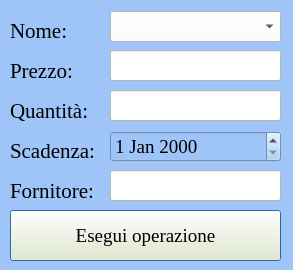
cela1234/ProgettoING, file UI/formAggiungiModificaElementoMagazzino.ui: the form before one commit.
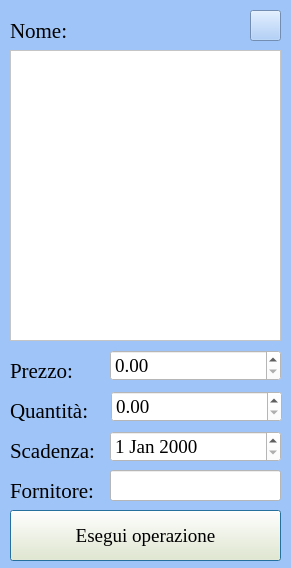
The form after the commit. Icons and pictures are not drawn.

Commit message: fatto l'aggiungi elemento, da continuare aggiungielemento

```diff
--- a/UI/formAggiungiModificaElementoMagazzino.ui
+++ b/UI/formAggiungiModificaElementoMagazzino.ui
@@ -6,8 +6,8 @@
    <rect>
     <x>0</x>
     <y>0</y>
-    <width>293</width>
-    <height>270</height>
+    <width>291</width>
+    <height>568</height>
    </rect>
   </property>
   <property name="windowTitle">
@@ -39,7 +39,7 @@
    <property name="geometry">
     <rect>
      <x>10</x>
-     <y>60</y>
+     <y>360</y>
      <width>101</width>
      <height>21</height>
     </rect>
@@ -58,7 +58,7 @@
    <property name="geometry">
     <rect>
      <x>10</x>
-     <y>100</y>
+     <y>400</y>
      <width>101</width>
      <height>21</height>
     </rect>
@@ -77,7 +77,7 @@
    <property name="geometry">
     <rect>
      <x>10</x>
-     <y>140</y>
+     <y>440</y>
      <width>101</width>
      <height>21</height>
     </rect>
@@ -96,7 +96,7 @@
    <property name="geometry">
     <rect>
      <x>10</x>
-     <y>180</y>
+     <y>480</y>
      <width>101</width>
      <height>21</height>
     </rect>
@@ -115,7 +115,7 @@
    <property name="geometry">
     <rect>
      <x>110</x>
-     <y>170</y>
+     <y>470</y>
      <width>171</width>
      <height>31</height>
     </rect>
@@ -133,74 +133,11 @@
     <string/>
    </property>
   </widget>
-  <widget class="QLineEdit" name="txtQuantita">
-   <property name="geometry">
-    <rect>
-     <x>110</x>
-     <y>90</y>
-     <width>171</width>
-     <height>31</height>
-    </rect>
-   </property>
-   <property name="font">
-    <font>
-     <family>Georgia</family>
-     <pointsize>14</pointsize>
-    </font>
-   </property>
-   <property name="styleSheet">
-    <string notr="true">background-color: rgb(255, 255, 255);</string>
-   </property>
-   <property name="text">
-    <string/>
-   </property>
-  </widget>
-  <widget class="QLineEdit" name="txtPrezzo">
-   <property name="geometry">
-    <rect>
-     <x>110</x>
-     <y>50</y>
-     <width>171</width>
-     <height>31</height>
-    </rect>
-   </property>
-   <property name="font">
-    <font>
-     <family>Georgia</family>
-     <pointsize>14</pointsize>
-    </font>
-   </property>
-   <property name="styleSheet">
-    <string notr="true">background-color: rgb(255, 255, 255);</string>
-   </property>
-   <property name="text">
-    <string/>
-   </property>
-  </widget>
-  <widget class="QComboBox" name="comboBoxNome">
-   <property name="geometry">
-    <rect>
-     <x>110</x>
-     <y>11</y>
-     <width>171</width>
-     <height>31</height>
-    </rect>
-   </property>
-   <property name="font">
-    <font>
-     <family>Georgia</family>
-     <pointsize>14</pointsize>
-    </font>
-   </property>
-   <property name="styleSheet">
-    <string notr="true">background-color: rgb(255, 255, 255);</string>
-   </property>
-  </widget>
   <widget class="QDateEdit" name="dateEditScadenza">
    <property name="geometry">
     <rect>
      <x>110</x>
-     <y>131</y>
+     <y>431</y>
      <width>171</width>
      <height>31</height>
     </rect>
@@ -211,12 +148,15 @@
      <pointsize>14</pointsize>
     </font>
    </property>
+   <property name="styleSheet">
+    <string notr="true">background-color: rgb(255, 255, 255);</string>
+   </property>
   </widget>
   <widget class="QPushButton" name="btEsegui">
    <property name="geometry">
     <rect>
      <x>10</x>
-     <y>210</y>
+     <y>510</y>
      <width>271</width>
      <height>51</height>
     </rect>
@@ -234,6 +174,82 @@
     <string>Esegui operazione</string>
    </property>
   </widget>
+  <widget class="QListWidget" name="listWidget">
+   <property name="geometry">
+    <rect>
+     <x>10</x>
+     <y>50</y>
+     <width>271</width>
+     <height>291</height>
+    </rect>
+   </property>
+   <property name="font">
+    <font>
+     <family>Georgia</family>
+     <pointsize>12</pointsize>
+    </font>
+   </property>
+   <property name="styleSheet">
+    <string notr="true">background-color: rgb(255, 255, 255);</string>
+   </property>
+   <property name="viewMode">
+    <enum>QListView::ListMode</enum>
+   </property>
+  </widget>
+  <widget class="QPushButton" name="pushButton">
+   <property name="geometry">
+    <rect>
+     <x>250</x>
+     <y>10</y>
+     <width>31</width>
+     <height>31</height>
+    </rect>
+   </property>
+   <property name="styleSheet">
+    <string notr="true">image: url(:/icone/Icons/help-circle.svg);</string>
+   </property>
+   <property name="text">
+    <string/>
+   </property>
+  </widget>
+  <widget class="QDoubleSpinBox" name="doubleSpinBox">
+   <property name="geometry">
+    <rect>
+     <x>111</x>
+     <y>391</y>
+     <width>171</width>
+     <height>31</height>
+    </rect>
+   </property>
+   <property name="font">
+    <font>
+     <family>Georgia</family>
+     <pointsize>14</pointsize>
+    </font>
+   </property>
+   <property name="styleSheet">
+    <string notr="true">background-color: rgb(255, 255, 255);</string>
+   </property>
+  </widget>
+  <widget class="QDoubleSpinBox" name="numberPrezzo">
+   <property name="geometry">
+    <rect>
+     <x>110</x>
+     <y>350</y>
+     <width>171</width>
+     <height>31</height>
+    </rect>
+   </property>
+   <property name="font">
+    <font>
+     <family>Georgia</family>
+     <pointsize>14</pointsize>
+    </font>
+   </property>
+   <property name="styleSheet">
+    <string notr="true">background-color: rgb(255, 255, 255);</string>
+   </property>
+  </widget>
  </widget>
  <resources/>
  <connections/>
```
Left out of the diff: 4 changed lines with no effect on the pictures. The commit also changes 2 other files.
